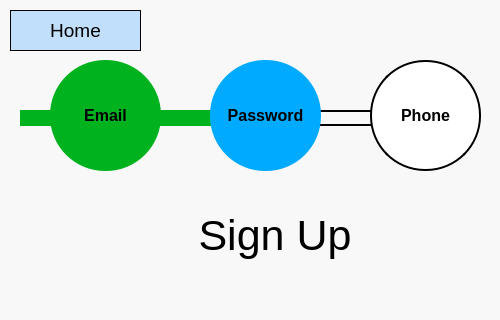
Above: UI_Files/Password Sign Up.ui from StegoMailo/Desktop-App before the change; both pictures show x 0 to 500 and y 0 to 320 of the 500 by 620 pixel window. Below: the same form after it.
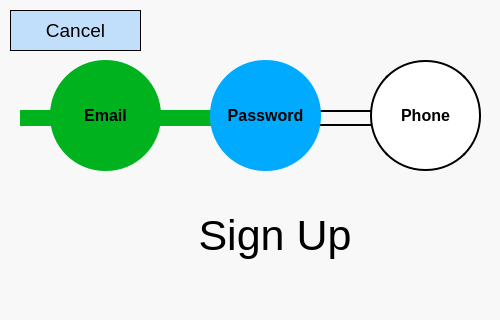
That is the form after the change.

What changed in the file:
```diff
--- a/UI_Files/Password Sign Up.ui
+++ b/UI_Files/Password Sign Up.ui
@@ -241,7 +241,7 @@
 background-color: rgb(138, 198, 253,0.5);</string>
    </property>
    <property name="text">
-    <string>Home</string>
+    <string>Cancel</string>
    </property>
   </widget>
   <widget class="QLabel" name="Entry">
```
